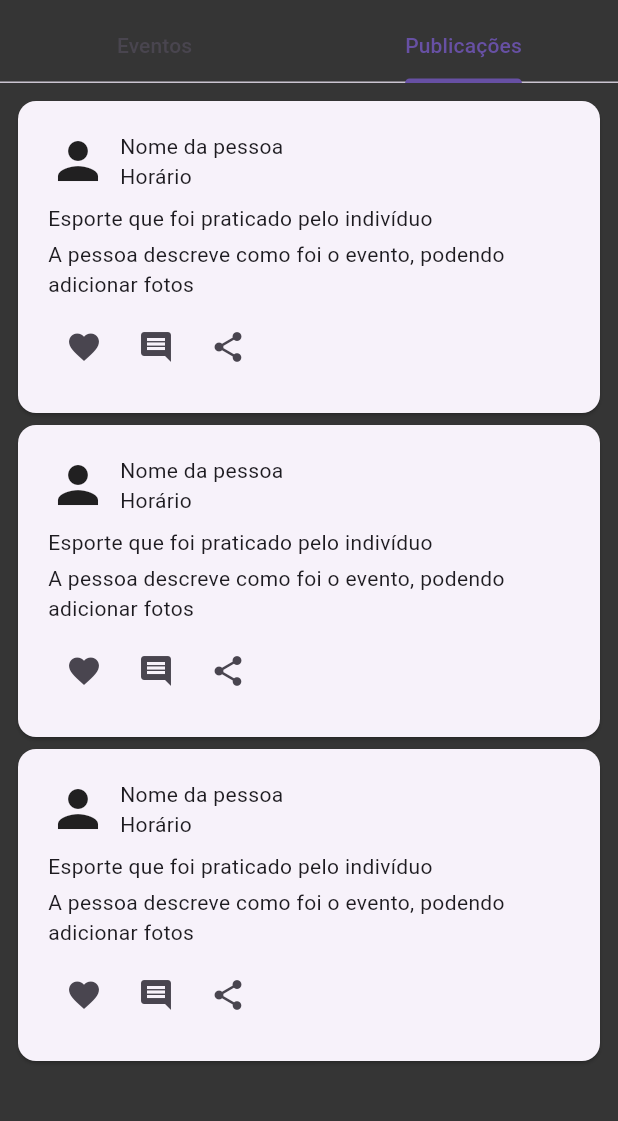
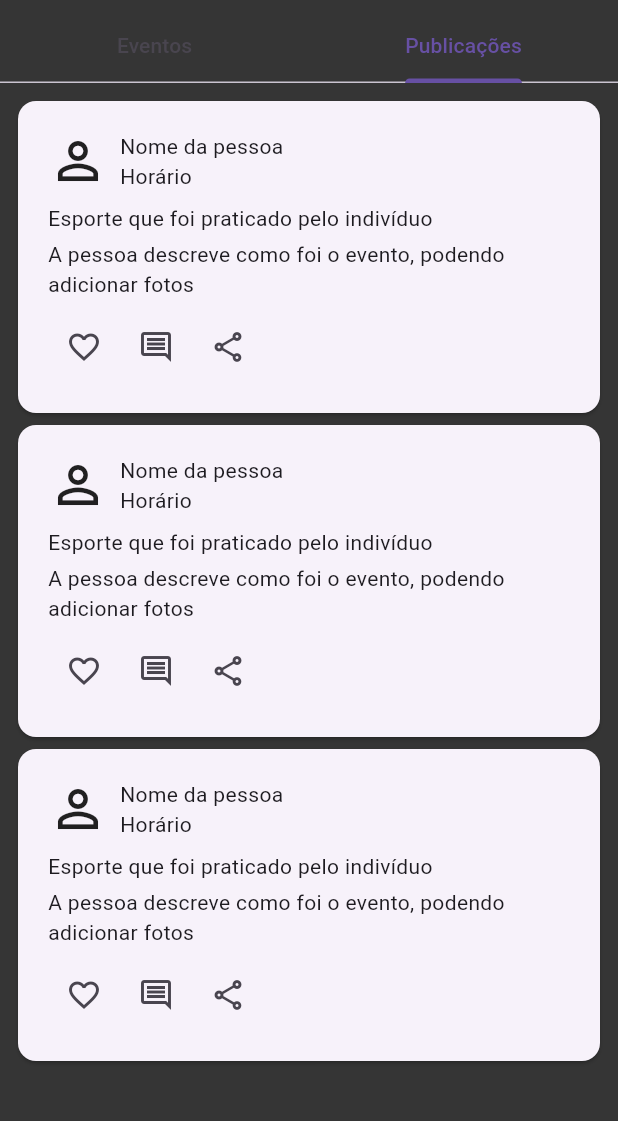
Before and after one commit to camara0729/programa_web_mobile, a Flutter app: the Homepage screen opened by its route, tab 2 chosen, on a phone screen of 412 x 824 dp, the part 73-1194 px from its top. Run offline on Flutter 3.47's test engine with Material 3 defaults, Android fonts, the phone set to English and light mode, and no system bars; Roboto replaces fonts that are missing (Inter).

Commit message:
feat: mudancas icones

```diff
--- a/lib/homepage/publicacoes.dart
+++ b/lib/homepage/publicacoes.dart
@@ -20,7 +20,7 @@ class Publicacoes extends StatelessWidget {
                       children: [
                         const Row(
                           children: [
-                            Icon(Icons.person, size: 40,),
+                            Icon(Icons.person_outline, size: 40,),
                             SizedBox(width: 8),
                             Column(
                               crossAxisAlignment: CrossAxisAlignment.start,
@@ -42,13 +42,13 @@ class Publicacoes extends StatelessWidget {
                           children: [
                             IconButton(
                                 onPressed: () {},
-                                icon: const Icon(Icons.favorite)),
+                                icon: const Icon(Icons.favorite_border)),
                             IconButton(
                                 onPressed: () {},
-                                icon: const Icon(Icons.comment)),
+                                icon: const Icon(Icons.comment_outlined)),
                             IconButton(
                                 onPressed: () {},
-                                icon: const Icon(Icons.share)),
+                                icon: const Icon(Icons.share_outlined)),
                           ],
                         ),
                       ],
@@ -63,7 +63,7 @@ class Publicacoes extends StatelessWidget {
                       children: [
                         const Row(
                           children: [
-                            Icon(Icons.person, size: 40,),
+                            Icon(Icons.person_outline, size: 40,),
                             SizedBox(width: 8),
                             Column(
                               crossAxisAlignment: CrossAxisAlignment.start,
@@ -85,13 +85,13 @@ class Publicacoes extends StatelessWidget {
                           children: [
                             IconButton(
                                 onPressed: () {},
-                                icon: const Icon(Icons.favorite)),
+                                icon: const Icon(Icons.favorite_border)),
                             IconButton(
                                 onPressed: () {},
-                                icon: const Icon(Icons.comment)),
+                                icon: const Icon(Icons.comment_outlined)),
                             IconButton(
                                 onPressed: () {},
-                                icon: const Icon(Icons.share)),
+                                icon: const Icon(Icons.share_outlined)),
                           ],
                         ),
                       ],
@@ -106,7 +106,7 @@ class Publicacoes extends StatelessWidget {
                       children: [
                         const Row(
                           children: [
-                            Icon(Icons.person, size: 40,),
+                            Icon(Icons.person_outline, size: 40,),
                             SizedBox(width: 8),
                             Column(
                               crossAxisAlignment: CrossAxisAlignment.start,
@@ -128,13 +128,13 @@ class Publicacoes extends StatelessWidget {
                           children: [
                             IconButton(
                                 onPressed: () {},
-                                icon: const Icon(Icons.favorite)),
+                                icon: const Icon(Icons.favorite_border)),
                             IconButton(
                                 onPressed: () {},
-                                icon: const Icon(Icons.comment)),
+                                icon: const Icon(Icons.comment_outlined)),
                             IconButton(
                                 onPressed: () {},
-                                icon: const Icon(Icons.share)),
+                                icon: const Icon(Icons.share_outlined)),
                           ],
                         ),
                       ],
```
